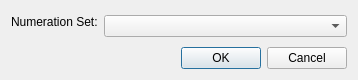
First picture: the form in Scribus/scribus/ui/marknote.ui, repository AlterScribus/ece15, before the edit.
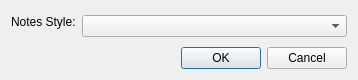
Second picture: the form after the edit.

Commit message: Refactoring NotesSet to NotesStyle and Notes Sets Manager to Notes Style Editor with refactoring all local variable like nSet to nStyle.

```diff
--- a/Scribus/scribus/ui/marknote.ui
+++ b/Scribus/scribus/ui/marknote.ui
@@ -62,7 +62,7 @@
         </sizepolicy>
        </property>
        <property name="text">
-        <string>Numeration Set:</string>
+        <string>Notes Style:</string>
        </property>
       </widget>
      </item>
```
The commit also changes 29 other files.
